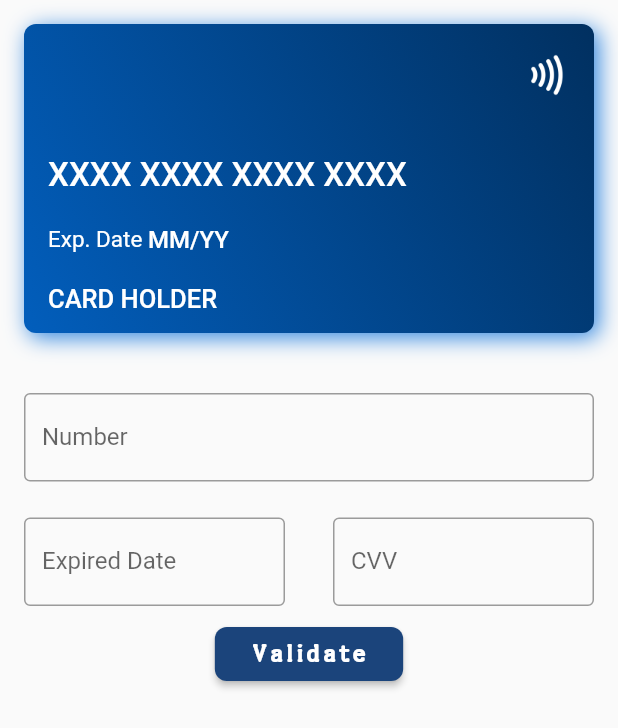
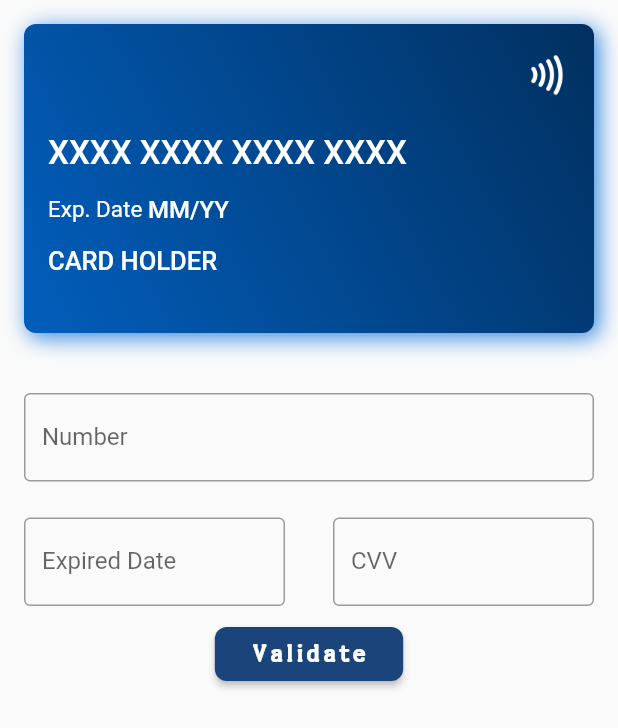
Before and after one commit to SimformSolutionsPvtLtd/flutter_credit_card, a Flutter app: the screen it shows after launch, on a phone screen of 412 x 824 dp. Shown: the top 728 px of the screen. Run offline on Flutter 3.47's test engine with Material 2 defaults, Android fonts, the phone set to English and light mode, and no system bars.

Commit message:
paddingler azaltildi overflow cozuldu

```diff
--- a/lib/credit_card_widget.dart
+++ b/lib/credit_card_widget.dart
@@ -341,7 +341,7 @@ class _CreditCardWidgetState extends State<CreditCardWidget>
             ),
           ),
           Padding(
-            padding: const EdgeInsets.only(left: 16, bottom: 20, top: 30),
+            padding: const EdgeInsets.only(left: 16, bottom: 15, top: 15),
             child: Text(
               widget.cardNumber.isEmpty ? 'XXXX XXXX XXXX XXXX' : number,
               style: const TextStyle(
@@ -353,7 +353,7 @@ class _CreditCardWidgetState extends State<CreditCardWidget>
             ),
           ),
           Padding(
-            padding: const EdgeInsets.only(left: 16, bottom: 20),
+            padding: const EdgeInsets.only(left: 16, bottom: 15),
             child: Row(
               children: [
                 const Text(
```
Also changed, not shown: pubspec.lock.
